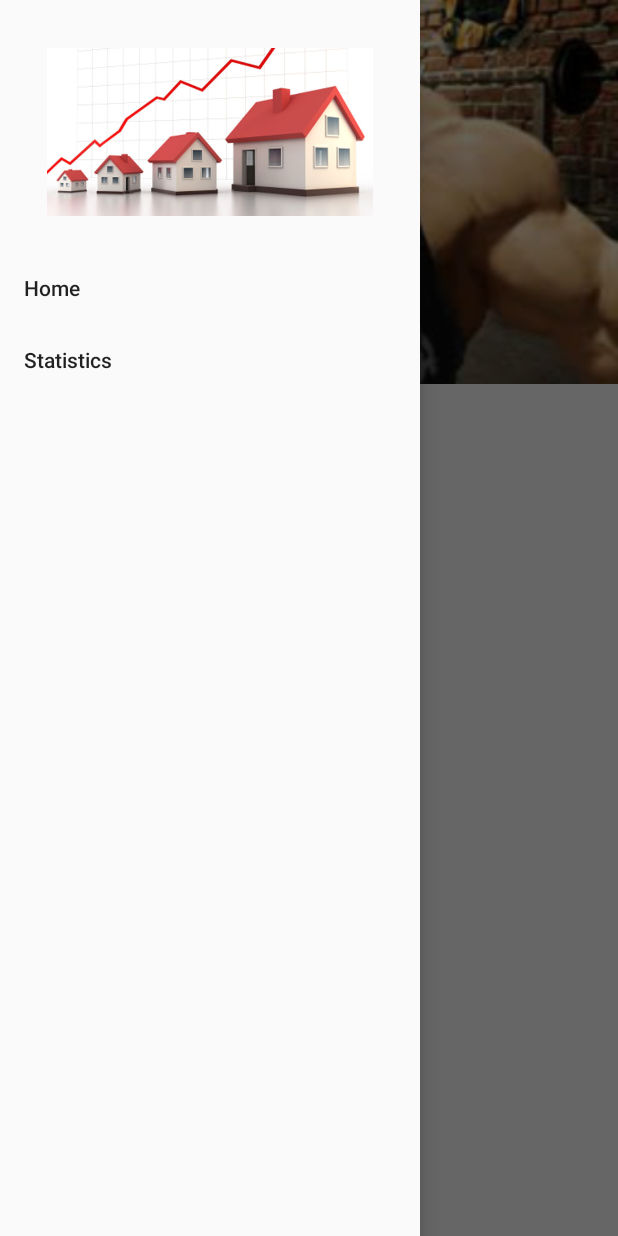
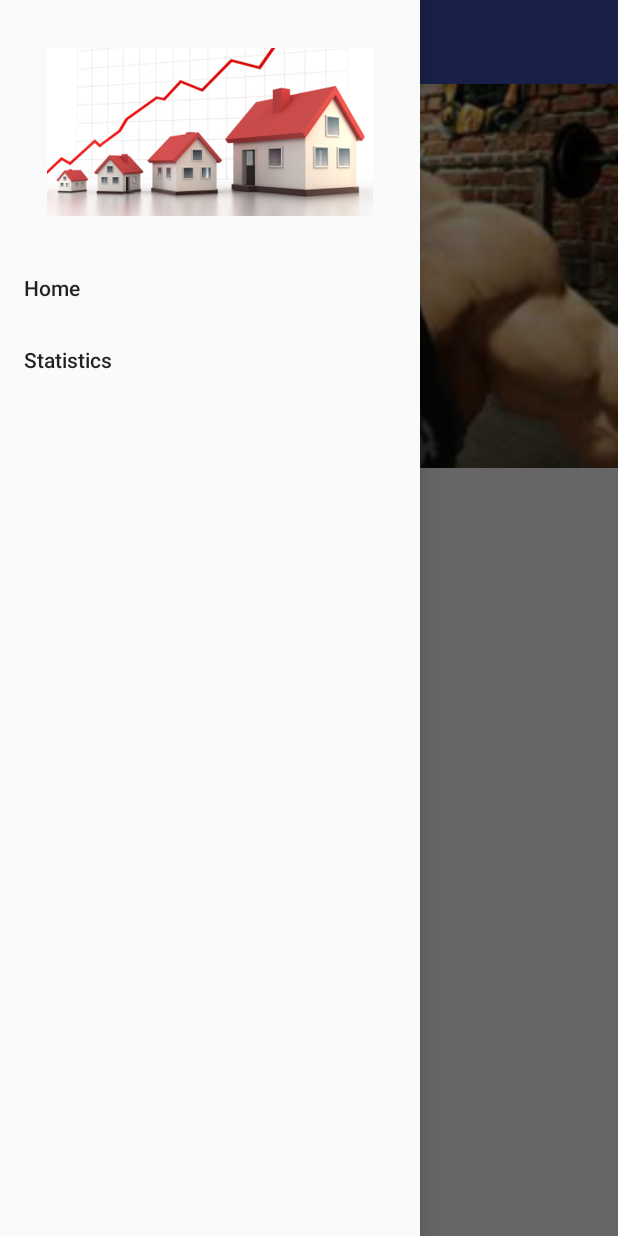
Before and after one commit to devleksandr/GymTracker, an Android app: the screen it shows after launch (MainActivity), with the side drawer open, on a phone screen of 412 x 824 dp. Run offline under Robolectric (Android 15) with nearby library versions, the phone set to English and light mode, and no system bars; 4 statements that could not run were skipped.

Commit message:
probably final version of app

```diff
--- a/app/src/main/java/com/carrickane/gymtracker/MainActivity.java
+++ b/app/src/main/java/com/carrickane/gymtracker/MainActivity.java
@@ -1,29 +1,20 @@
 package com.carrickane.gymtracker;
 
-import android.content.Intent;
 import android.os.Bundle;
 import android.support.annotation.NonNull;
 import android.support.design.widget.NavigationView;
 import android.support.v4.app.FragmentTransaction;
 import android.support.v4.view.GravityCompat;
-import android.support.v4.view.ViewPager;
 import android.support.v4.widget.DrawerLayout;
 import android.support.v7.app.ActionBarDrawerToggle;
 import android.support.v7.app.AppCompatActivity;
 import android.support.v7.widget.Toolbar;
 import android.view.MenuItem;
 
-import com.carrickane.gymtracker.adapters.ViewPagerAdapter;
-
-import static com.carrickane.gymtracker.Constants.CALENDAR;
-import static com.carrickane.gymtracker.Constants.MAIN_FRAGMENT;
-
 public  class MainActivity extends AppCompatActivity {
 
     Toolbar toolbar;
-    private Statistics statisticsFragment;
-    private MainActivityFragment mainActivityFragment;
-    private ViewPager viewPager;
+
 
 
     @Override
@@ -31,14 +22,13 @@ public  class MainActivity extends AppCompatActivity {
         super.onCreate(savedInstanceState);
         setContentView(R.layout.activity_main);
 
-        if(savedInstanceState == null) {
-            mainActivityFragment = new MainActivityFragment();
-            FragmentTransaction ft = getSupportFragmentManager().beginTransaction();
-            ft.replace(R.id.frameMain,mainActivityFragment).commit();
-        }
         //android.os.Debug.waitForDebugger();
         toolbar = (Toolbar) findViewById(R.id.main_toolbar);
         setSupportActionBar(toolbar);
+
+        final MainActivityFragment mainActivityFragment = new MainActivityFragment();
+        FragmentTransaction ft = getSupportFragmentManager().beginTransaction();
+        ft.add (R.id.frameMain,mainActivityFragment).commit();
 
         //find and setup drawer
         DrawerLayout drawer = (DrawerLayout) findViewById(R.id.drawer_layout);
@@ -47,11 +37,7 @@ public  class MainActivity extends AppCompatActivity {
         drawer.setDrawerListener(toggle);
         toggle.syncState();
 
-        viewPager = (ViewPager) findViewById(R.id.viewpager);
-        setupViewPager(viewPager);
-
-
-        NavigationView navigationView = (NavigationView) findViewById(R.id.nav_view);
+        final NavigationView navigationView = (NavigationView) findViewById(R.id.nav_view);
         navigationView.setNavigationItemSelectedListener(new NavigationView.
                 OnNavigationItemSelectedListener() {
             @Override
@@ -60,14 +46,15 @@ public  class MainActivity extends AppCompatActivity {
                 int id = item.getItemId();
 
                 if (id == R.id.nav_home) {
-                    Intent intent = new Intent(getBaseContext(),MainActivity.class);
-                    startActivity(intent);
+                    MainActivityFragment mainActivityFragment = new MainActivityFragment();
+                    FragmentTransaction ft = getSupportFragmentManager().beginTransaction();
+                    ft.replace(R.id.frameMain,mainActivityFragment).commit();
                 }
 
                 else if (id == R.id.nav_statistics) {
-                    statisticsFragment = new Statistics();
-                    android.app.FragmentTransaction ft = getFragmentManager().beginTransaction();
-                    ft.replace(R.id.frameMain,statisticsFragment).addToBackStack(null).commit();
+                    Statistics statistics = new Statistics();
+                    FragmentTransaction ft = getSupportFragmentManager().beginTransaction();
+                    ft.replace(R.id.frameMain,statistics).commit();
                 }
 
                 DrawerLayout drawer = (DrawerLayout) findViewById(R.id.drawer_layout);
@@ -76,14 +63,6 @@ public  class MainActivity extends AppCompatActivity {
             }
         });
 
-    }
-
-    //setting fragment switching
-    private void setupViewPager(ViewPager viewPager) {
-        ViewPagerAdapter adapter = new ViewPagerAdapter(getSupportFragmentManager());
-        adapter.addFragment(new MainActivityFragment(),MAIN_FRAGMENT);
-        adapter.addFragment(new CalendarFragment(),CALENDAR);
-        viewPager.setAdapter(adapter);
     }
 
     @Override
--- a/app/src/main/java/com/carrickane/gymtracker/MainActivityFragment.java
+++ b/app/src/main/java/com/carrickane/gymtracker/MainActivityFragment.java
@@ -3,29 +3,22 @@ package com.carrickane.gymtracker;
 import android.os.Bundle;
 import android.support.v4.app.Fragment;
 import android.support.v4.view.ViewPager;
-import android.support.v7.widget.LinearLayoutManager;
-import android.support.v7.widget.RecyclerView;
 import android.view.LayoutInflater;
 import android.view.View;
 import android.view.ViewGroup;
 
-import com.carrickane.gymtracker.adapters.ExerciseListAdapter;
-import com.carrickane.gymtracker.database.ExerciseData;
+import com.carrickane.gymtracker.adapters.ViewPagerAdapter;
 
-import java.util.List;
-
-import static com.carrickane.gymtracker.Constants.QUERY_SHORT_LIST;
+import static com.carrickane.gymtracker.Constants.CALENDAR;
+import static com.carrickane.gymtracker.Constants.RECENT_FRAGMENT;
 
 /**
  * Created by carrickane on 16.11.2016.
  */
 
-public class MainActivityFragment extends Fragment{
+public class MainActivityFragment extends Fragment {
 
-    RecyclerView recentList;
-    private RecyclerView.Adapter adapter;
-    List<ExerciseData> lastTenData;
-
+    ViewPager viewPager;
 
     public MainActivityFragment(){
     }
@@ -34,18 +27,19 @@ public class MainActivityFragment extends Fragment{
     public View onCreateView (final LayoutInflater inflater,
                               final ViewGroup container, Bundle savedInstanceState) {
         super.onCreateView(inflater, container, savedInstanceState);
-        View v = inflater.inflate(R.layout.content_main, container, false);
+        View v = inflater.inflate(R.layout.app_bar_main, container, false);
+        viewPager = (ViewPager) v.findViewById(R.id.viewpager);
+        setupViewPager(viewPager);
 
-        recentList = (RecyclerView)v.findViewById(R.id.recentExer);
-        lastTenData = ExerciseData.findWithQuery(ExerciseData.class,QUERY_SHORT_LIST);
-        //setting recycler view
-        recentList.setLayoutManager(new LinearLayoutManager(getContext()));
-        adapter = new ExerciseListAdapter(lastTenData);
-        recentList.setAdapter(adapter);
-        recentList.addItemDecoration(new ItemDivider(getContext()));
         return v;
     }
 
-
+    //setting fragment switching
+    private void setupViewPager(ViewPager viewPager) {
+        ViewPagerAdapter adapter = new ViewPagerAdapter(getChildFragmentManager());
+        adapter.addFragment(new RecentListFragment(),RECENT_FRAGMENT);
+        adapter.addFragment(new CalendarFragment(),CALENDAR);
+        viewPager.setAdapter(adapter);
+    }
 
 }
--- a/app/src/main/res/layout/activity_main.xml
+++ b/app/src/main/res/layout/activity_main.xml
@@ -8,11 +8,26 @@
     android:fitsSystemWindows="true"
     tools:openDrawer="start">
 
+    <FrameLayout
+        android:layout_height="match_parent"
+        android:layout_width="match_parent"
+        android:id="@+id/frameMain">
 
-    <include
-        layout="@layout/app_bar_main"
-        android:layout_width="match_parent"
-        android:layout_height="match_parent" />
+        <android.support.design.widget.AppBarLayout
+            android:layout_width="match_parent"
+            android:layout_height="wrap_content"
+            android:theme="@style/AppTheme.AppBarOverlay"
+            android:id="@+id/appBar"
+            android:fitsSystemWindows="true">
+
+        <android.support.v7.widget.Toolbar
+            android:id="@+id/main.toolbar"
+            android:layout_width="match_parent"
+            android:layout_height="56dp"
+            app:popupTheme="@style/ThemeOverlay.AppCompat.Light"
+            app:layout_collapseMode="pin" />
+        </android.support.design.widget.AppBarLayout>
+    </FrameLayout>
 
     <android.support.design.widget.NavigationView
         android:id="@+id/nav_view"
@@ -27,4 +42,5 @@
 
     </android.support.design.widget.NavigationView>
 
+
 </android.support.v4.widget.DrawerLayout>
```
Also changed, not shown: app/src/main/java/com/carrickane/gymtracker/Scheduler.java (+7 -3 lines), app/src/main/java/com/carrickane/gymtracker/Statistics.java (+14 -2 lines), app/src/main/res/layout/app_bar_main.xml (+21 -41 lines), app/src/main/res/layout/calendar.xml (+3 -10 lines), app/src/main/res/layout/content_main.xml (+10 -3 lines).
